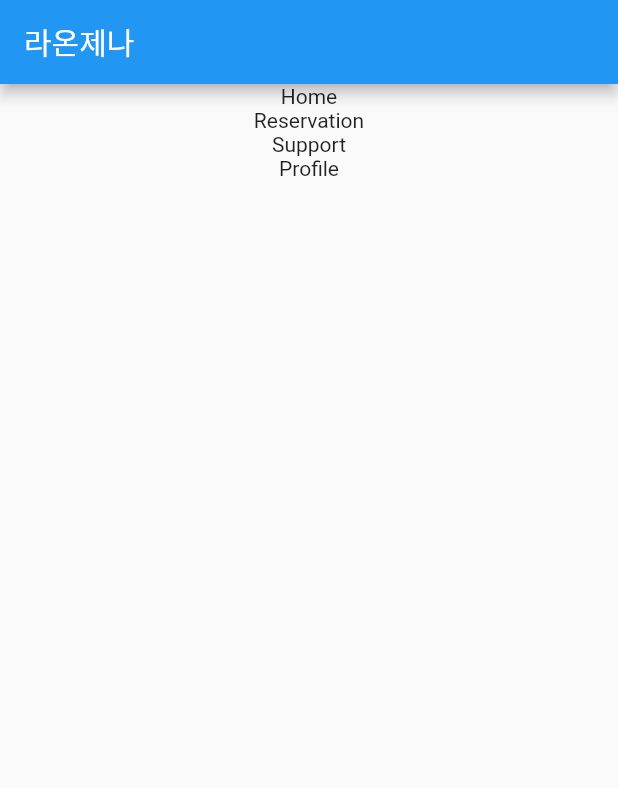
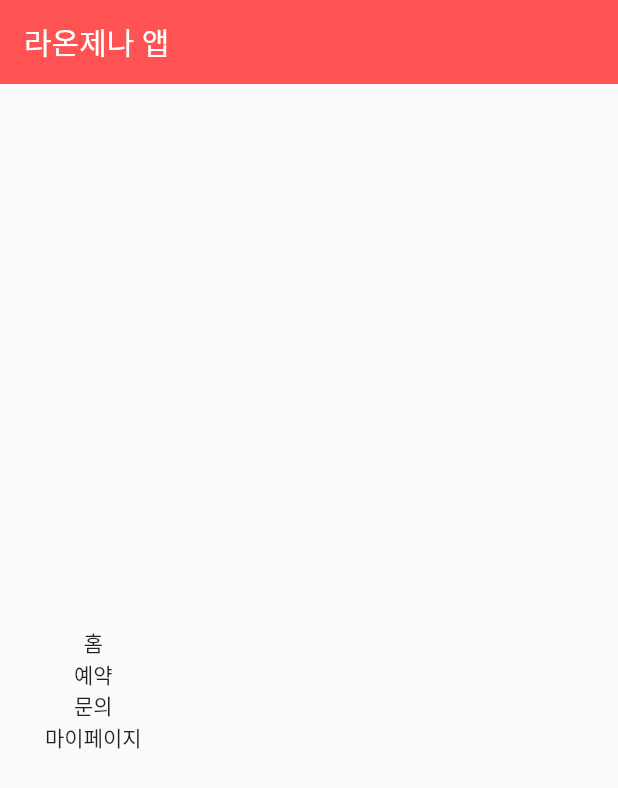
Before and after one commit to limtaegu/raonjena_app_proto, a Flutter app: the screen it shows after launch, on a phone screen of 412 x 824 dp. Shown: the top 788 px of the screen. Run offline on Flutter 3.47's test engine with Material 2 defaults, Android fonts, the light colour scheme and no system bars.

Commit message:
raonjena_app_prototype 0.3 EdgeInset.fromLTRB() 적용

```diff
--- a/lib/body.dart
+++ b/lib/body.dart
@@ -6,16 +6,25 @@ class MyHomePage extends StatelessWidget {
   @override
   Widget build(BuildContext context) {
     return Scaffold(
-      appBar: AppBar(title: Text('라온제나')),
-      body: Center(
+      appBar: AppBar(
+        title: Text('라온제나 앱'),
+        backgroundColor: Colors.redAccent,
+        elevation: 0.0,
+      ),
+      // AppBar
+
+      body: Padding(
+        padding:
+            EdgeInsets.fromLTRB(30.0, 40.0, 0.0, 0.0), // 왼쪽, 위, 오른쪽, 아래 간격을 뜻함
         child: Column(
-          children: [
-            Text("Home"),
-            Text("Reservation"),
-            Text("Support"),
-            Text("Profile"),
+          mainAxisAlignment: MainAxisAlignment.center,
+          children: <Widget>[
+            Text('홈'),
+            Text('예약'),
+            Text('문의'),
+            Text('마이페이지'),
           ],
-        ), // Column 위젯은 세로로 배치할 때 사용한다.
+        ),
       ),
     );
   }
--- a/lib/main.dart
+++ b/lib/main.dart
@@ -1,10 +1,9 @@
+import 'body.dart';
 import 'package:flutter/material.dart';
-import 'body.dart';
 
-void main() {
-  runApp(MyApp()); // MyApp은 custom widget임으로 이름을 바꿔써도 됩니다.
+void main(List<String> args) {
+  runApp(MyApp());
 }
-// main()이나 runApp()은 어떤 기능을 담당하는 함수 / MyApp()은 위젯입니다. main이나 runApp 같은 함수는 소문자로 시작하고  MyApp같은 위젯이나 클래스는 대문자로 시작합니다.(가독성을 위해서) 이를 CamelCase라고 합니다.
 
 class MyApp extends StatelessWidget {
   const MyApp({Key? key}) : super(key: key);
```
